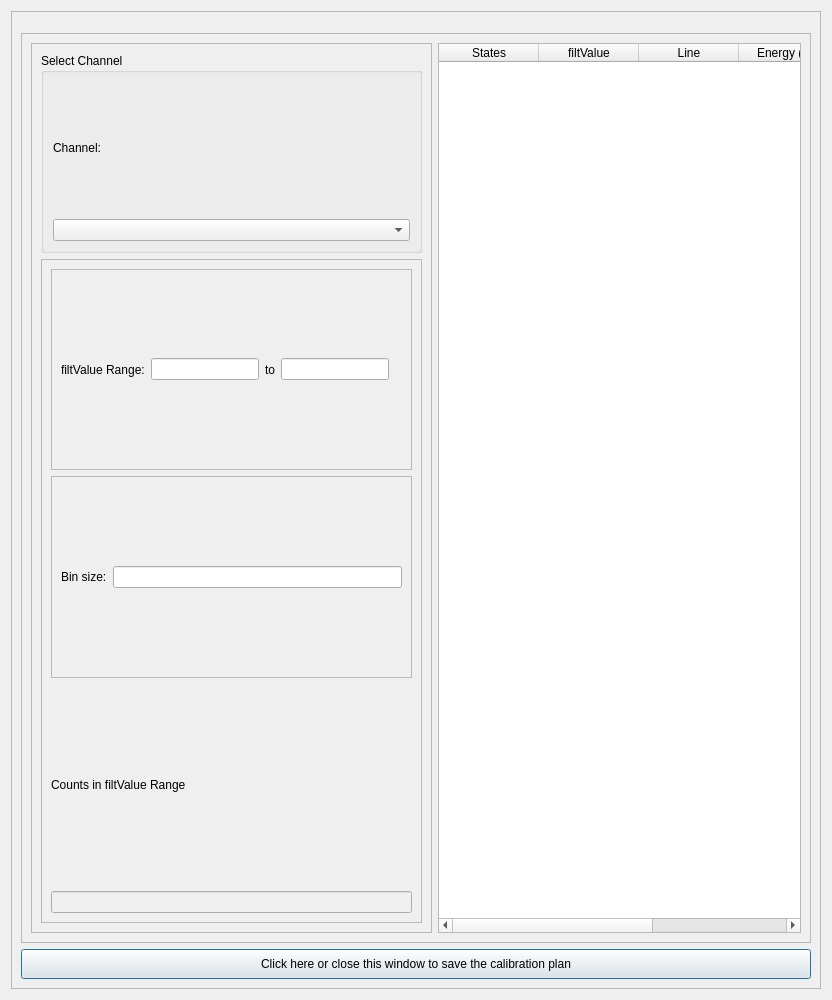
Before: the Qt Designer form massGui/ui/ChannelBrowser.ui in gmondee/massGui, drawn with Qt 5.
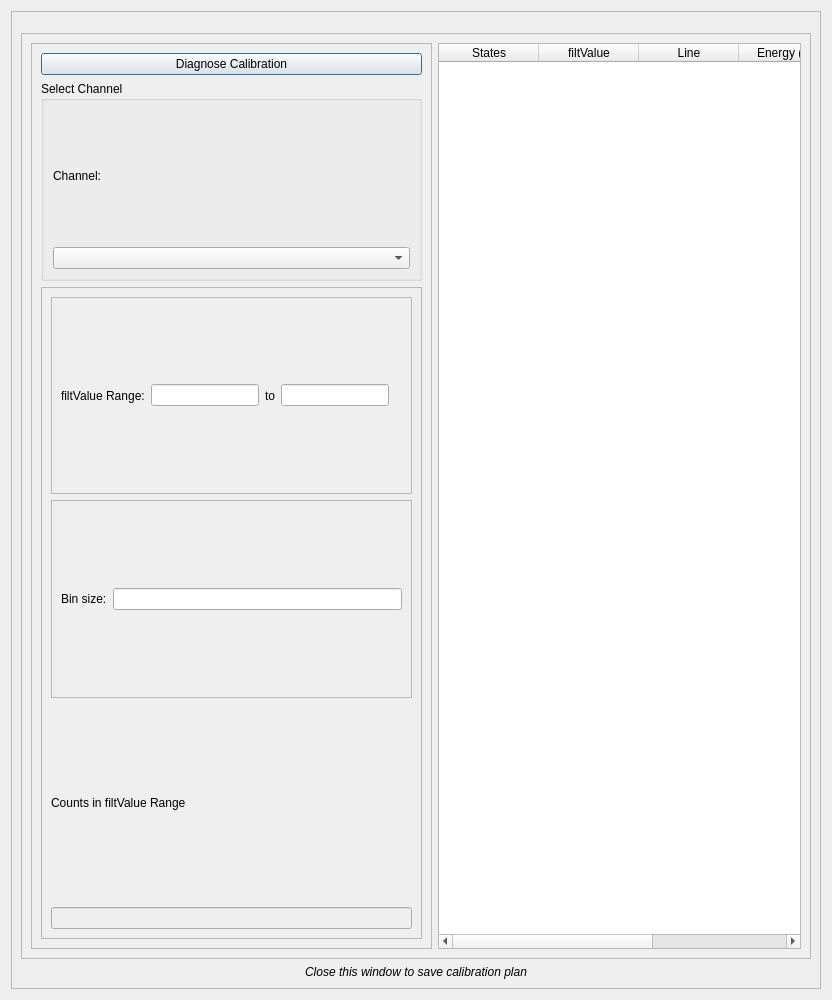
After: the same form once the commit is applied. Custom widgets are drawn as their Qt base class.

Commit message: improvements to line ID window

The edit to the form file:
```diff
--- a/massGui/ui/ChannelBrowser.ui
+++ b/massGui/ui/ChannelBrowser.ui
@@ -91,6 +91,13 @@
             <enum>QFrame::Raised</enum>
            </property>
            <layout class="QVBoxLayout" name="verticalLayout_3">
+            <item>
+             <widget class="QPushButton" name="diagCalButton">
+              <property name="text">
+               <string>Diagnose Calibration</string>
+              </property>
+             </widget>
+            </item>
             <item>
              <widget class="QGroupBox" name="csWindow">
               <property name="minimumSize">
@@ -279,15 +286,17 @@
        </widget>
       </item>
       <item>
-       <widget class="QPushButton" name="closeButton">
-        <property name="minimumSize">
-         <size>
-          <width>0</width>
-          <height>30</height>
-         </size>
+       <widget class="QLabel" name="label_7">
+        <property name="font">
+         <font>
+          <italic>true</italic>
+         </font>
         </property>
         <property name="text">
-         <string>Click here or close this window to save the calibration plan</string>
+         <string>Close this window to save calibration plan</string>
+        </property>
+        <property name="alignment">
+         <set>Qt::AlignCenter</set>
         </property>
        </widget>
       </item>
```
The commit also changes 4 other files.
